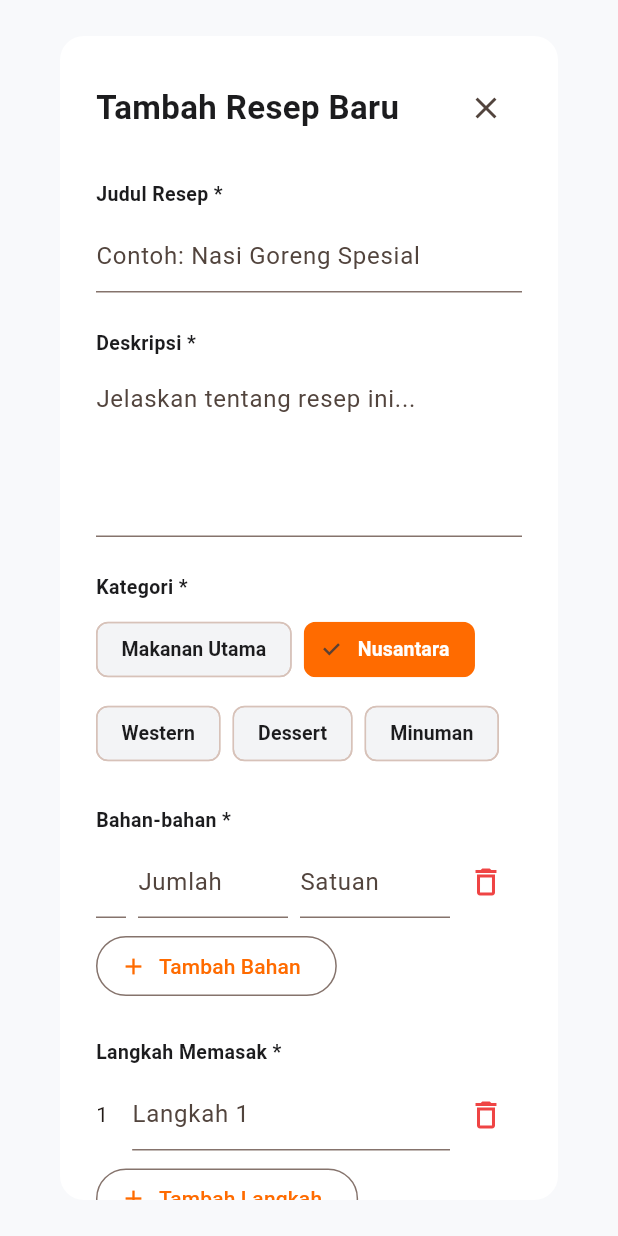
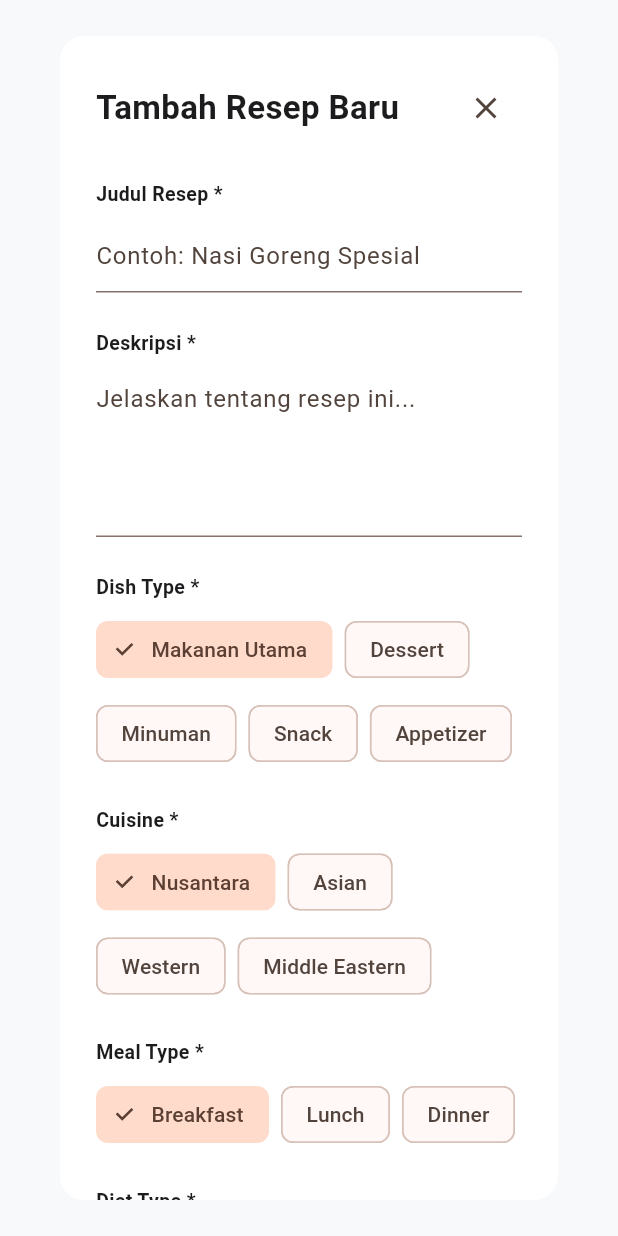
Before and after one commit to rafifaiz12/Recipe-Flutter-Project-Admin, a Flutter app: the RecipeFormDialog widget shown alone on an empty page, opened directly, after a tap on "Nusantara", on a phone screen of 412 x 824 dp. Run offline on Flutter 3.47's test engine with Material 3 defaults, Android fonts, the phone set to English and light mode, and no system bars; our stand-ins replace cloud_firestore, firebase_auth, firebase_core; accounts and stored records are empty.

Commit message:
add recipe categories

```diff
--- /dev/null
+++ b/lib/core/constants/recipe_categories.dart
@@ -0,0 +1,15 @@
+class RecipeCategories {
+  static const dishTypes = [
+    'Makanan Utama',
+    'Dessert',
+    'Minuman',
+    'Snack',
+    'Appetizer',
+  ];
+
+  static const cuisines = ['Nusantara', 'Asian', 'Western', 'Middle Eastern'];
+
+  static const mealTypes = ['Breakfast', 'Lunch', 'Dinner'];
+
+  static const dietTypes = ['Regular', 'Vegetarian', 'Vegan', 'High Protein'];
+}
--- a/lib/models/recipe_model.dart
+++ b/lib/models/recipe_model.dart
@@ -28,7 +28,10 @@ class RecipeModel {
   final String id;
   final String title;
   final String description;
-  final List<String> categories;
+  final String dishType;
+  final String cuisine;
+  final String mealType;
+  final String dietType;
   final List<RecipeIngredient> ingredients;
   final List<String> steps;
   final String status;
@@ -44,7 +47,10 @@ class RecipeModel {
     required this.id,
     required this.title,
     required this.description,
-    required this.categories,
+    required this.dishType,
+    required this.cuisine,
+    required this.mealType,
+    required this.dietType,
     required this.ingredients,
     required this.steps,
     required this.status,
@@ -89,7 +95,10 @@ class RecipeModel {
 
       description: map['description']?.toString() ?? '',
 
-      categories: _toStringList(map['categories']),
+      dishType: map['dishType']?.toString() ?? '',
+      cuisine: map['cuisine']?.toString() ?? '',
+      mealType: map['mealType']?.toString() ?? '',
+      dietType: map['dietType']?.toString() ?? '',
 
       ingredients: parsedIngredients,
 
@@ -117,7 +126,10 @@ class RecipeModel {
     return {
       'title': title,
       'description': description,
-      'categories': categories,
+      'dishType': dishType,
+      'cuisine': cuisine,
+      'mealType': mealType,
+      'dietType': dietType,
       'ingredients': ingredients.map((item) => item.toMap()).toList(),
       'steps': steps,
       'status': status,
@@ -147,7 +159,10 @@ class RecipeModel {
     String? id,
     String? title,
     String? description,
-    List<String>? categories,
+    String? dishType,
+    String? cuisine,
+    String? mealType,
+    String? dietType,
     List<RecipeIngredient>? ingredients,
     List<String>? steps,
     String? status,
@@ -163,7 +178,10 @@ class RecipeModel {
       id: id ?? this.id,
       title: title ?? this.title,
       description: description ?? this.description,
-      categories: categories ?? this.categories,
+      dishType: dishType ?? this.dishType,
+      cuisine: cuisine ?? this.cuisine,
+      mealType: mealType ?? this.mealType,
+      dietType: dietType ?? this.dietType,
       ingredients: ingredients ?? this.ingredients,
       steps: steps ?? this.steps,
       status: status ?? this.status,
--- a/lib/pages/recipes/recipes_page.dart
+++ b/lib/pages/recipes/recipes_page.dart
@@ -203,11 +203,30 @@ class _RecipesViewState extends State<_RecipesView> {
             value: _selectedCategory,
             items: const [
               'Semua Kategori',
+
+              // Dish Type
               'Makanan Utama',
-              'Nusantara',
-              'Western',
               'Dessert',
               'Minuman',
+              'Snack',
+              'Appetizer',
+
+              // Cuisine
+              'Nusantara',
+              'Asian',
+              'Western',
+              'Middle Eastern',
+
+              // Meal Type
+              'Breakfast',
+              'Lunch',
+              'Dinner',
+
+              // Diet Type
+              'Regular',
+              'Vegetarian',
+              'Vegan',
+              'High Protein',
             ],
             onChanged: (value) {
               setState(() => _selectedCategory = value);
@@ -364,9 +383,12 @@ class _RecipeTableRow extends StatelessWidget {
             child: Wrap(
               spacing: AppSizes.spaceS,
               runSpacing: AppSizes.spaceS,
-              children: recipe.categories
-                  .map((category) => RecipeCategoryChip(label: category))
-                  .toList(),
+              children: [
+                RecipeCategoryChip(label: recipe.dishType),
+                RecipeCategoryChip(label: recipe.cuisine),
+                RecipeCategoryChip(label: recipe.mealType),
+                RecipeCategoryChip(label: recipe.dietType),
+              ],
             ),
           ),
           Expanded(
--- a/lib/pages/recipes/widgets/recipe_form_dialog.dart
+++ b/lib/pages/recipes/widgets/recipe_form_dialog.dart
@@ -5,6 +5,7 @@ import 'package:siresep_admin/core/constants/app_sizes.dart';
 import 'package:siresep_admin/core/constants/app_text_styles.dart';
 import 'package:siresep_admin/models/recipe_model.dart';
 import 'package:siresep_admin/providers/recipe_provider.dart';
+import 'package:siresep_admin/core/constants/recipe_categories.dart';
 
 class RecipeFormDialog extends StatefulWidget {
   final Map<String, dynamic>? recipe;
@@ -28,15 +29,10 @@ class _RecipeFormDialogState extends State<RecipeFormDialog> {
   final List<TextEditingController> _ingredientUnitControllers = [];
   final List<TextEditingController> _stepControllers = [];
 
-  final List<String> _categories = [
-    'Makanan Utama',
-    'Nusantara',
-    'Western',
-    'Dessert',
-    'Minuman',
-  ];
-
-  final List<String> _selectedCategories = [];
+  String _selectedDishType = RecipeCategories.dishTypes.first;
+  String _selectedCuisine = RecipeCategories.cuisines.first;
+  String _selectedMealType = RecipeCategories.mealTypes.first;
+  String _selectedDietType = RecipeCategories.dietTypes.first;
   String _status = 'Draft';
   String _difficulty = 'Easy';
   bool _isSubmitting = false;
@@ -68,9 +64,21 @@ class _RecipeFormDialogState extends State<RecipeFormDialog> {
       _status = widget.recipe?['status']?.toString() ?? 'Draft';
       _difficulty = widget.recipe?['difficulty']?.toString() ?? 'Easy';
 
-      _selectedCategories.addAll(
-        List<String>.from(widget.recipe?['categories'] as List? ?? []),
-      );
+      _selectedDishType =
+          widget.recipe?['dishType']?.toString() ??
+          RecipeCategories.dishTypes.first;
+
+      _selectedCuisine =
+          widget.recipe?['cuisine']?.toString() ??
+          RecipeCategories.cuisines.first;
+
+      _selectedMealType =
+          widget.recipe?['mealType']?.toString() ??
+          RecipeCategories.mealTypes.first;
+
+      _selectedDietType =
+          widget.recipe?['dietType']?.toString() ??
+          RecipeCategories.dietTypes.first;
 
       final rawIngredients = widget.recipe?['ingredients'];
       final ingredients = <Map<String, dynamic>>[];
@@ -187,21 +195,11 @@ class _RecipeFormDialogState extends State<RecipeFormDialog> {
     });
   }
 
-  void _toggleCategory(String category) {
-    setState(() {
-      if (_selectedCategories.contains(category)) {
-        _selectedCategories.remove(category);
-      } else {
-        _selectedCategories.add(category);
-      }
-    });
-  }
-
   Future<void> _submit() async {
     final title = _titleController.text.trim();
     final description = _descriptionController.text.trim();
 
-    if (title.isEmpty || description.isEmpty || _selectedCategories.isEmpty) {
+    if (title.isEmpty || description.isEmpty) {
       ScaffoldMessenger.of(context).showSnackBar(
         const SnackBar(
           content: Text('Judul, deskripsi, dan kategori wajib diisi.'),
@@ -236,7 +234,10 @@ class _RecipeFormDialogState extends State<RecipeFormDialog> {
         id: widget.recipe?['id']?.toString() ?? '',
         title: title,
         description: description,
-        categories: List<String>.from(_selectedCategories),
+        dishType: _selectedDishType,
+        cuisine: _selectedCuisine,
+        mealType: _selectedMealType,
+        dietType: _selectedDietType,
         ingredients: ingredients,
         steps: steps,
         status: _status,
@@ -325,24 +326,80 @@ class _RecipeFormDialogState extends State<RecipeFormDialog> {
                   ),
                 ),
                 const SizedBox(height: AppSizes.spaceL),
-                Text('Kategori *', style: AppTextStyles.smallBold),
+                Text('Dish Type *', style: AppTextStyles.smallBold),
                 const SizedBox(height: AppSizes.spaceS),
                 Wrap(
                   spacing: AppSizes.spaceS,
                   runSpacing: AppSizes.spaceS,
-                  children: _categories.map((category) {
-                    final selected = _selectedCategories.contains(category);
+                  children: RecipeCategories.dishTypes.map((item) {
+                    return ChoiceChip(
+                      label: Text(item),
+                      selected: _selectedDishType == item,
+                      onSelected: (_) {
+                        setState(() {
+                          _selectedDishType = item;
+                        });
+                      },
+                    );
+                  }).toList(),
+                ),
+                const SizedBox(height: AppSizes.spaceL),
 
+                Text('Cuisine *', style: AppTextStyles.smallBold),
+                const SizedBox(height: AppSizes.spaceS),
+
+                Wrap(
+                  spacing: AppSizes.spaceS,
+                  runSpacing: AppSizes.spaceS,
+                  children: RecipeCategories.cuisines.map((item) {
                     return ChoiceChip(
-                      label: Text(category),
-                      selected: selected,
-                      selectedColor: AppColors.primary,
-                      backgroundColor: AppColors.inputBg,
-                      labelStyle: AppTextStyles.caption.copyWith(
-                        color: selected ? Colors.white : AppColors.textPrimary,
-                        fontWeight: FontWeight.w600,
-                      ),
-                      onSelected: (_) => _toggleCategory(category),
+                      label: Text(item),
+                      selected: _selectedCuisine == item,
+                      onSelected: (_) {
+                        setState(() {
+                          _selectedCuisine = item;
+                        });
+                      },
+                    );
+                  }).toList(),
+                ),
+                const SizedBox(height: AppSizes.spaceL),
+
+                Text('Meal Type *', style: AppTextStyles.smallBold),
+                const SizedBox(height: AppSizes.spaceS),
+
+                Wrap(
+                  spacing: AppSizes.spaceS,
+                  runSpacing: AppSizes.spaceS,
+                  children: RecipeCategories.mealTypes.map((item) {
+                    return ChoiceChip(
+                      label: Text(item),
+                      selected: _selectedMealType == item,
+                      onSelected: (_) {
+                        setState(() {
+                          _selectedMealType = item;
+                        });
+                      },
+                    );
+                  }).toList(),
+                ),
+                const SizedBox(height: AppSizes.spaceL),
+
+                Text('Diet Type *', style: AppTextStyles.smallBold),
+                const SizedBox(height: AppSizes.spaceS),
+
+                Wrap(
+                  spacing: AppSizes.spaceS,
+                  runSpacing: AppSizes.spaceS,
+                  children: RecipeCategories.dietTypes.map((item) {
+                    return ChoiceChip(
+                      label: Text(item),
+                      selected: _selectedDietType == item,
+                      onSelected: (_) {
+                        setState(() {
+                          _selectedDietType = item;
+                        });
+                      },
                     );
                   }).toList(),
                 ),
--- a/lib/providers/recipe_provider.dart
+++ b/lib/providers/recipe_provider.dart
@@ -94,11 +94,16 @@ class RecipeProvider extends ChangeNotifier {
       final title = recipe.title.toLowerCase();
 
       final matchesSearch = query.isEmpty || title.contains(query);
+
       final matchesStatus =
           selectedStatus == 'Semua Status' || recipe.status == selectedStatus;
+
       final matchesCategory =
           selectedCategory == 'Semua Kategori' ||
-          recipe.categories.contains(selectedCategory);
+          recipe.dishType == selectedCategory ||
+          recipe.cuisine == selectedCategory ||
+          recipe.mealType == selectedCategory ||
+          recipe.dietType == selectedCategory;
 
       return matchesSearch && matchesStatus && matchesCategory;
     }).toList();
```
